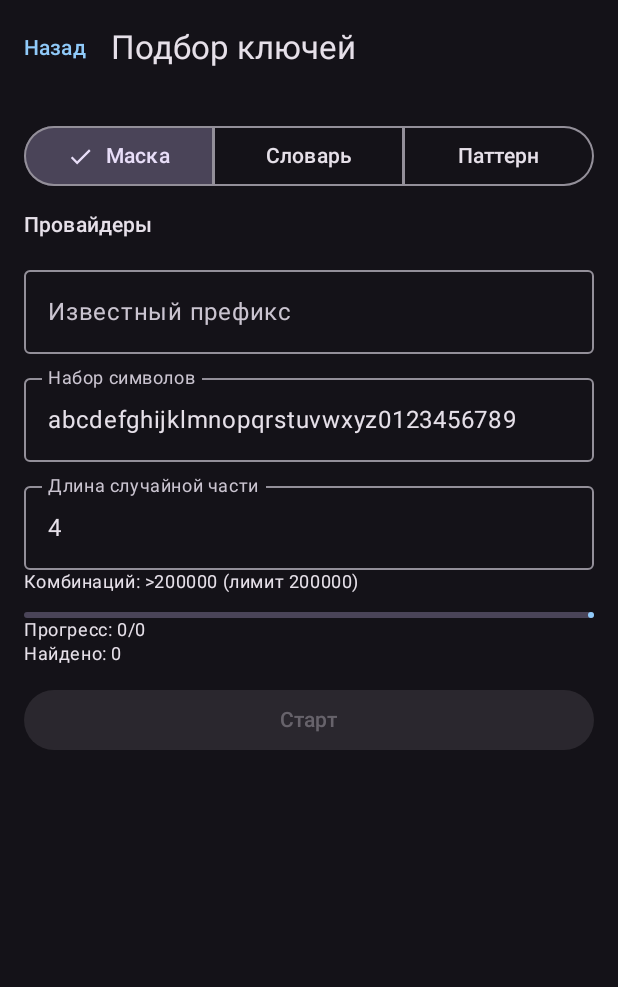
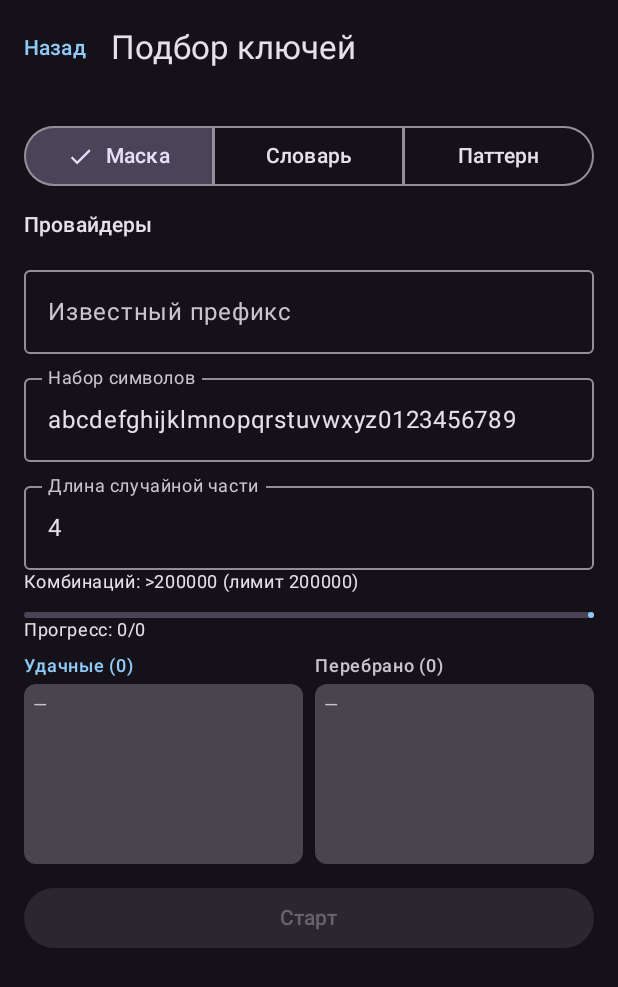
Before and after one commit to omEZZka/apikey-parser, an Android app built with Jetpack Compose: the BruteForceScreen screen opened through its navigation route, on a phone screen of 412 x 824 dp. Shown: the top 987 px of the screen. Run offline under Robolectric (Android 15) with nearby library versions, the phone set to English and light mode, and no system bars; pictures from the network do not load; 3 statements that could not run were skipped.

Commit message:
two-column attempt output

```diff
--- a/app/src/main/java/com/apikey/parser/ui/screens/BruteForceScreen.kt
+++ b/app/src/main/java/com/apikey/parser/ui/screens/BruteForceScreen.kt
@@ -24,6 +24,7 @@ fun BruteForceScreen(vm: AppViewModel, onBack: () -> Unit) {
     var progress by remember { mutableStateOf(0 to 0) }
     var current by remember { mutableStateOf("") }
     var found by remember { mutableStateOf(listOf<String>()) }
+    var attempts by remember { mutableStateOf(listOf<String>()) }
     var running by remember { mutableStateOf(false) }
 
     Scaffold(
@@ -68,25 +69,41 @@ fun BruteForceScreen(vm: AppViewModel, onBack: () -> Unit) {
             Spacer(Modifier.height(12.dp))
             LinearProgressIndicator(progress = if (progress.second > 0) progress.first.toFloat() / progress.second else 0f, modifier = Modifier.fillMaxWidth())
             Text("Прогресс: ${progress.first}/${progress.second}  $current", style = MaterialTheme.typography.bodySmall)
-            Text("Найдено: ${found.size}", style = MaterialTheme.typography.bodySmall)
-            found.takeLast(10).forEach { Text(it, style = MaterialTheme.typography.bodySmall) }
+            Spacer(Modifier.height(8.dp))
+            Row(horizontalArrangement = Arrangement.spacedBy(8.dp), modifier = Modifier.fillMaxWidth()) {
+                OutputColumn(
+                    title = "Удачные (${found.size})",
+                    items = found,
+                    color = MaterialTheme.colorScheme.primary,
+                    modifier = Modifier.weight(1f)
+                )
+                OutputColumn(
+                    title = "Перебрано (${attempts.size})",
+                    items = attempts,
+                    color = MaterialTheme.colorScheme.onSurfaceVariant,
+                    modifier = Modifier.weight(1f)
+                )
+            }
             Spacer(Modifier.height(12.dp))
             Button(
                 enabled = !running && selected.isNotEmpty(),
                 onClick = {
-                    running = true; found = emptyList(); progress = 0 to 0
+                    running = true; found = emptyList(); attempts = emptyList(); progress = 0 to 0
                     when (mode) {
                         0 -> vm.bruteForce(selected.toList(), charset, length.toIntOrNull() ?: 4, prefix,
                             onFound = { k, _ -> found = found + k },
                             onProgress = { a, b, n -> progress = a to b; current = n },
+                            onAttempt = { k -> attempts = (attempts + k).takeLast(200) },
                             onDone = { running = false })
                         1 -> vm.testCandidates(selected.toList(), dict.lines().map { it.trim() }.filter { it.isNotBlank() },
                             onFound = { k, _ -> found = found + k },
                             onProgress = { a, b, n -> progress = a to b; current = n },
+                            onAttempt = { k -> attempts = (attempts + k).takeLast(200) },
                             onDone = { running = false })
                         else -> vm.bruteForcePattern(selected.toList(),
                             onFound = { k, _ -> found = found + k },
                             onProgress = { a, b, n -> progress = a to b; current = n },
+                            onAttempt = { k -> attempts = (attempts + k).takeLast(200) },
                             onDone = { running = false })
                     }
                 },
@@ -96,6 +113,23 @@ fun BruteForceScreen(vm: AppViewModel, onBack: () -> Unit) {
     }
 }
 
+@Composable
+private fun OutputColumn(title: String, items: List<String>, color: androidx.compose.ui.graphics.Color, modifier: Modifier) {
+    Column(modifier) {
+        Text(title, style = MaterialTheme.typography.labelMedium, fontWeight = FontWeight.SemiBold, color = color)
+        Spacer(Modifier.height(4.dp))
+        Surface(Modifier.fillMaxWidth().heightIn(min = 120.dp, max = 220.dp), color = MaterialTheme.colorScheme.surfaceVariant, shape = MaterialTheme.shapes.small) {
+            Column(Modifier.padding(6.dp).verticalScroll(rememberScrollState())) {
+                if (items.isEmpty()) {
+                    Text("—", style = MaterialTheme.typography.bodySmall, color = MaterialTheme.colorScheme.onSurfaceVariant)
+                } else {
+                    items.asReversed().forEach { Text(it, style = MaterialTheme.typography.bodySmall) }
+                }
+            }
+        }
+    }
+}
+
 private fun estimate(charset: String, length: String): String {
     val l = length.toIntOrNull() ?: return "?"
     val n = Math.pow(charset.length.toDouble(), l.toDouble())
```
Also changed, not shown: app/src/main/java/com/apikey/parser/vm/AppViewModel.kt (+6 -3 lines).
